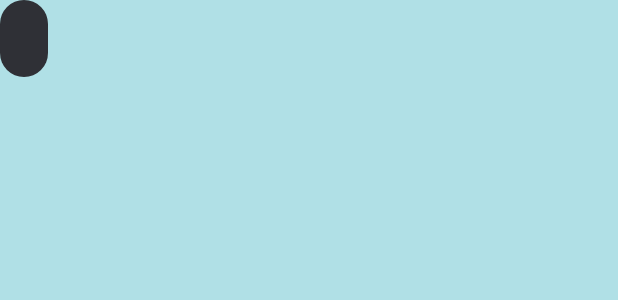
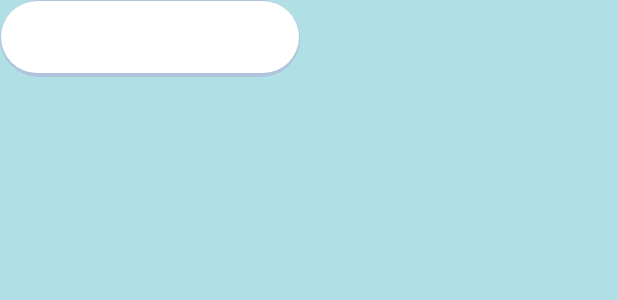
Before and after one commit to Joshlanuevo/tasksapp, an Android app: the layout layout_custom_toast.xml on its own in the app's theme, with its tools: preview values and no code run, on a phone screen of 412 x 824 dp. Shown: the top 300 px of the screen. Run offline under Robolectric (Android 15) with nearby library versions, the phone set to English and light mode, and no system bars.

Commit message:
update toast

```diff
--- /dev/null
+++ b/app/src/main/res/drawable/toast_background.xml
@@ -0,0 +1,17 @@
+<?xml version="1.0" encoding="utf-8"?>
+<layer-list xmlns:android="http://schemas.android.com/apk/res/android">
+    <!-- Shadow Layer -->
+    <item>
+        <shape android:shape="rectangle">
+            <solid android:color="@color/color_gray" />
+            <corners android:radius="26dp" />
+        </shape>
+    </item>
+    <!-- Background Layer -->
+    <item android:left="1dp" android:top="1dp" android:right="1dp" android:bottom="3dp">
+        <shape android:shape="rectangle">
+            <solid android:color="@color/color_white" />
+            <corners android:radius="25dp" />
+        </shape>
+    </item>
+</layer-list>
--- a/app/src/main/res/layout/layout_custom_toast.xml
+++ b/app/src/main/res/layout/layout_custom_toast.xml
@@ -1,17 +1,20 @@
 <?xml version="1.0" encoding="utf-8"?>
 <LinearLayout xmlns:android="http://schemas.android.com/apk/res/android"
-    android:orientation="horizontal"
     android:layout_width="wrap_content"
     android:layout_height="wrap_content"
-    android:padding="8dp"
-    android:background="@android:drawable/toast_frame"
-    android:gravity="center">
+    android:background="@drawable/toast_background"
+    android:orientation="vertical"
+    android:gravity="center"
+    android:minWidth="200dp"
+    android:maxWidth="300dp">
 
     <TextView
         android:id="@+id/textViewToast"
         android:layout_width="wrap_content"
         android:layout_height="wrap_content"
         android:textColor="@color/color_darkgray"
+        android:textSize="14sp"
         android:gravity="center"
-        android:padding="8dp" />
+        android:padding="16dp" />
+
 </LinearLayout>
```
Also changed, not shown: app/src/main/java/com/vancoding/tasksapp/util/ToastUtils.kt (+14 -7 lines), 1 other file.
